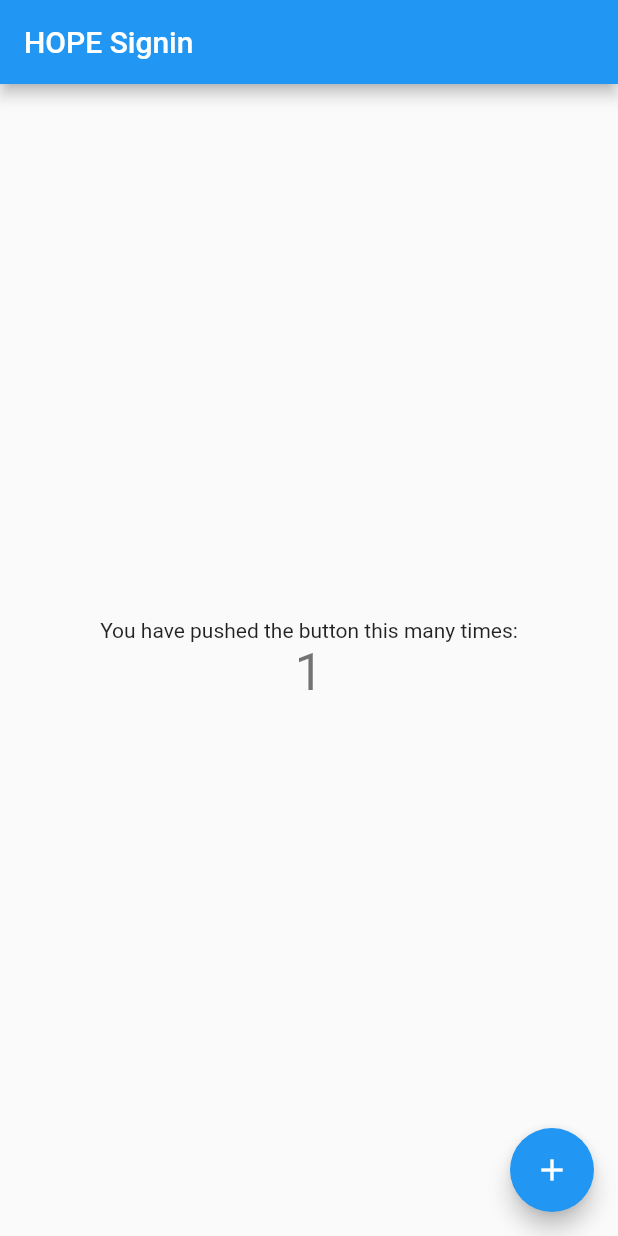
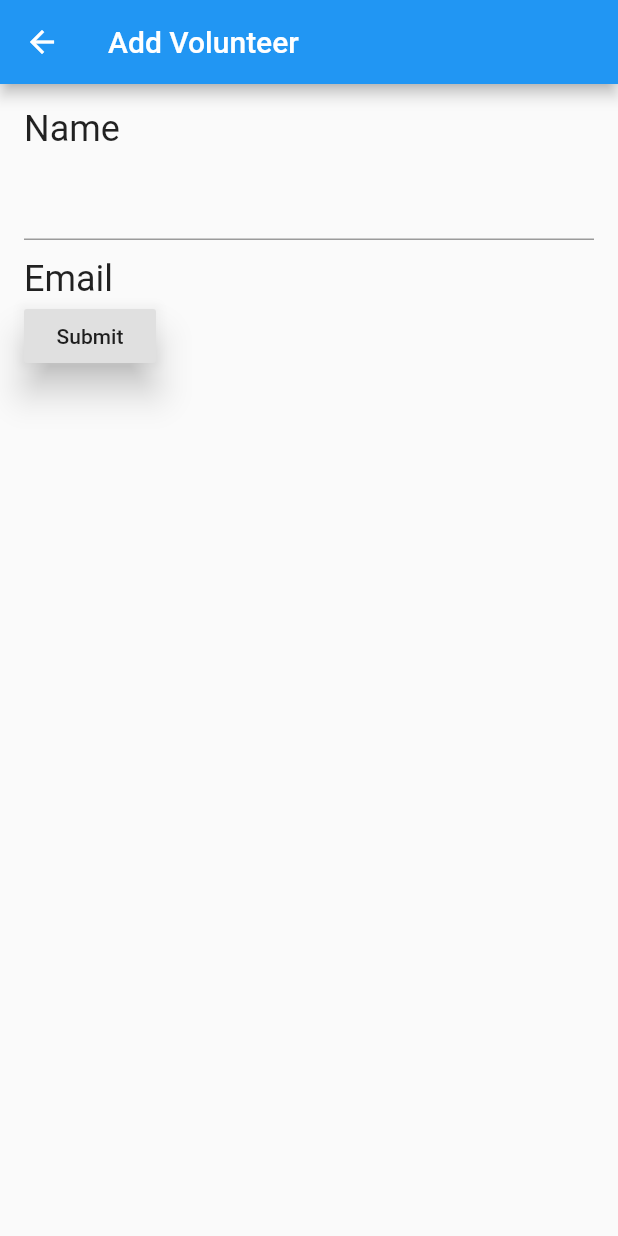
Before and after one commit to neiljaywarner/hope_sign_in, a Flutter app: the screen it shows after launch, after a tap on the "add" icon, on a phone screen of 412 x 824 dp. Run offline on Flutter 3.47's test engine with Material 2 defaults, Android fonts, the phone set to English and light mode, and no system bars.

Commit message:
has some very basic skeleton with routing

```diff
--- a/lib/main.dart
+++ b/lib/main.dart
@@ -1,4 +1,5 @@
 import 'package:flutter/material.dart';
+import 'package:hope_sign_in/screens/addeditscreen.dart';
 
 void main() {
   runApp(new MyApp());
@@ -13,27 +14,28 @@ class MyApp extends StatelessWidget {
       theme: new ThemeData(
         primarySwatch: Colors.blue,
       ),
-      home: new MyHomePage(title: 'HOPE Signin'),
+      home: new ListPage(title: 'HOPE Signin'),
     );
   }
 }
 
-class MyHomePage extends StatefulWidget {
-  MyHomePage({Key key, this.title}) : super(key: key);
+class ListPage extends StatefulWidget {
+  ListPage({Key key, this.title}) : super(key: key);
 
   final String title;
 
   @override
-  _MyHomePageState createState() => new _MyHomePageState();
+  _ListPageState createState() => new _ListPageState();
 }
 
-class _MyHomePageState extends State<MyHomePage> {
+class _ListPageState extends State<ListPage> {
   int _counter = 0;
 
-  void _incrementCounter() {
-    setState(() {
-      _counter++;
-    });
+  void _showAddEditScreen() {
+    Navigator.push(
+      context,
+      new MaterialPageRoute(builder: (context) => new AddEditScreen()),
+    );
   }
 
   @override
@@ -59,7 +61,7 @@ class _MyHomePageState extends State<MyHomePage> {
         ),
       ),
       floatingActionButton: new FloatingActionButton(
-        onPressed: _incrementCounter,
+        onPressed: _showAddEditScreen,
         tooltip: 'Increment',
         child: new Icon(Icons.add),
       ), // This trailing comma makes auto-formatting nicer for build methods.
--- /dev/null
+++ b/lib/screens/addeditscreen.dart
@@ -0,0 +1,59 @@
+import 'package:flutter/material.dart';
+
+class AddEditScreen extends StatefulWidget {
+  AddEditScreen({Key key, this.title}) : super(key: key);
+
+  final String title;
+
+  @override
+  _AddEditScreenState createState() => new _AddEditScreenState();
+}
+
+class _AddEditScreenState extends State<AddEditScreen> {
+
+  final TextEditingController _textControllerName = new TextEditingController();
+  final TextEditingController _textControllerEmail= new TextEditingController();
+
+  @override
+  Widget build(BuildContext context) {
+    var submitButton = new RaisedButton(
+      elevation: 10.0,
+      onPressed: () {
+        Navigator.pop(context);
+      },
+      child: new Text('Submit'),
+    );
+    return new Scaffold(
+      appBar: new AppBar(
+        /// TODO: Change to name of volunteer when editing.
+        title: new Text("Add Volunteer"),
+      ),
+      body: new Container(
+        padding: const EdgeInsets.all(16.0),
+        // Center is a layout widget. It takes a single child and positions it
+        // in the middle of the parent.
+        child: new Column(
+          crossAxisAlignment: CrossAxisAlignment.start,
+          mainAxisAlignment: MainAxisAlignment.start,
+          children: <Widget>[
+            new Text(
+              'Name',
+              style: Theme.of(context).textTheme.headline,
+            ),
+            new Container(
+              padding: const EdgeInsets.symmetric(vertical: 12.0,horizontal: 0.0),
+            child: new TextField(
+              controller: _textControllerName,
+            ),
+            ),
+            new Text(
+              'Email',
+              style: Theme.of(context).textTheme.headline,
+            ),
+            submitButton,
+          ],
+        ),
+      ),
+    );
+  }
+}
```
Also changed, not shown: 6 other files.
